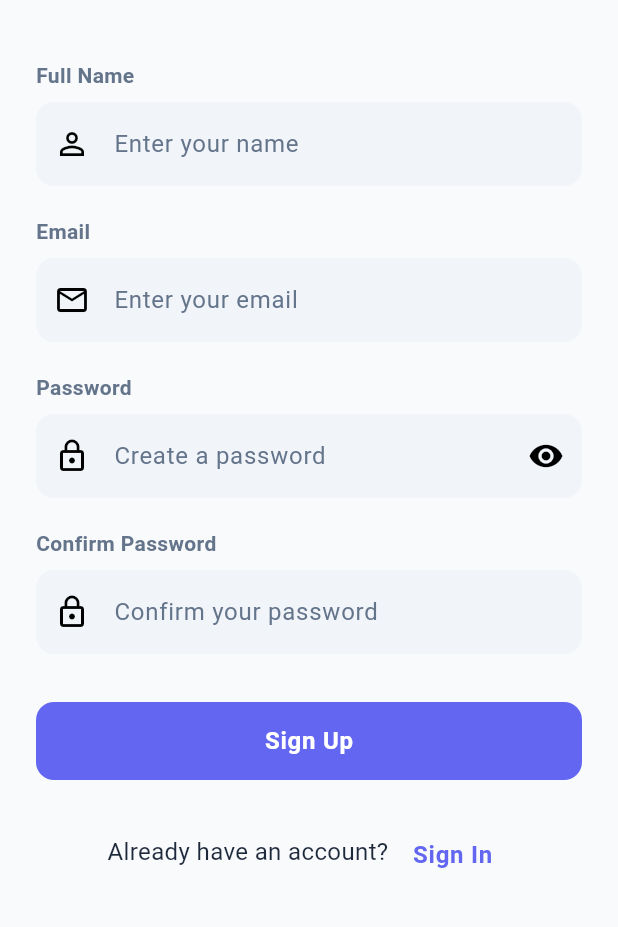
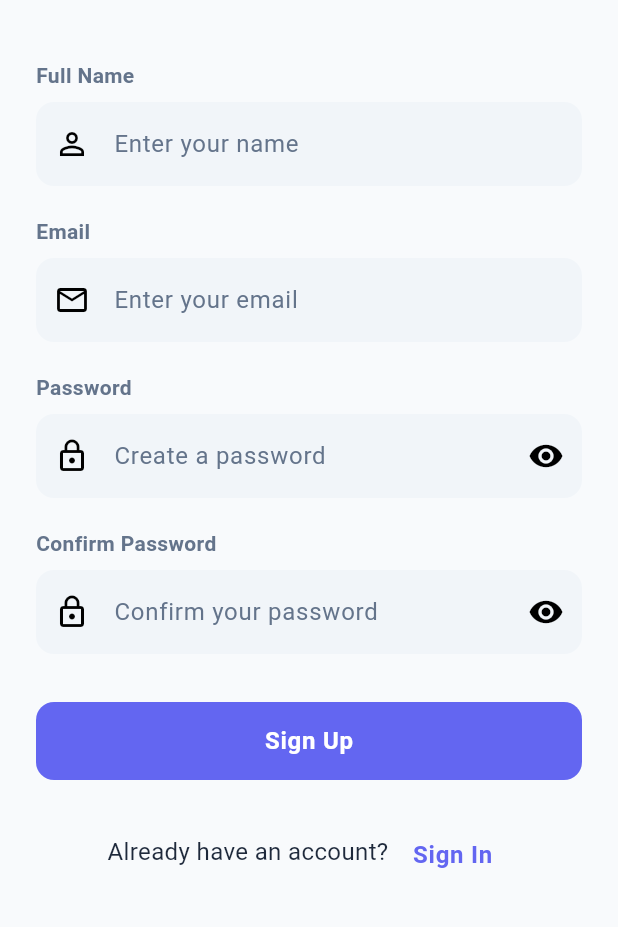
Before and after one commit to azeem-flutter/RhombixTechnologies_Tasks2, a Flutter app: the SignUpScreen screen opened by its route, on a phone screen of 412 x 824 dp, the part 237-1164 px from its top. Run offline on Flutter 3.47's test engine with Material 3 defaults, Android fonts, the phone set to English and light mode, and no system bars; our stand-ins replace cached_network_image, firebase_core, get, image_picker, shared_preferences; accounts and stored records are empty.

Commit message:
Changes in SignUp and AuthController screen

```diff
--- a/lib/app/controllers/auth_controller.dart
+++ b/lib/app/controllers/auth_controller.dart
@@ -11,7 +11,7 @@ class AuthController extends GetxController {
   final Rx<UserModel?> currentUser = Rx<UserModel?>(null);
   final RxBool isLoading = false.obs;
   final RxBool isPasswordVisible = false.obs;
-
+  final RxBool isConfirmPasswordVisible = false.obs;
   // Form controllers
   final TextEditingController nameController = TextEditingController();
   final TextEditingController emailController = TextEditingController();
@@ -38,6 +38,10 @@ class AuthController extends GetxController {
   // Toggle password visibility
   void togglePasswordVisibility() {
     isPasswordVisible.value = !isPasswordVisible.value;
+  }
+
+  void toggleIsConfirmPasswordVisibility() {
+    isConfirmPasswordVisible.value = !isConfirmPasswordVisible.value;
   }
 
   // Sign up with email and password
--- a/lib/app/views/signup_screen.dart
+++ b/lib/app/views/signup_screen.dart
@@ -90,8 +90,17 @@ class SignUpScreen extends StatelessWidget {
                       value,
                       authController.passwordController.text,
                     ),
-                    obscureText: !authController.isPasswordVisible.value,
+                    obscureText: !authController.isConfirmPasswordVisible.value,
                     prefixIcon: const Icon(Icons.lock_outline),
+                    suffixIcon: IconButton(
+                      icon: Icon(
+                        authController.isConfirmPasswordVisible.value
+                            ? Icons.visibility_off
+                            : Icons.visibility,
+                      ),
+                      onPressed:
+                          authController.toggleIsConfirmPasswordVisibility,
+                    ),
                   ),
                 ),
                 const SizedBox(height: 32),
```
